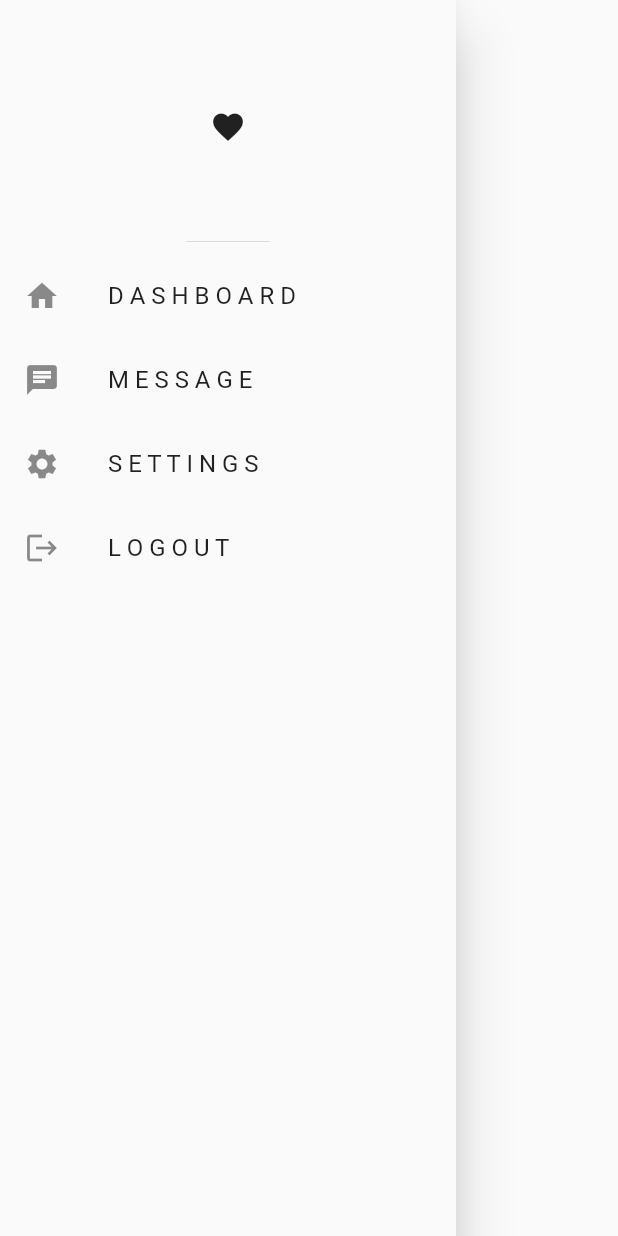
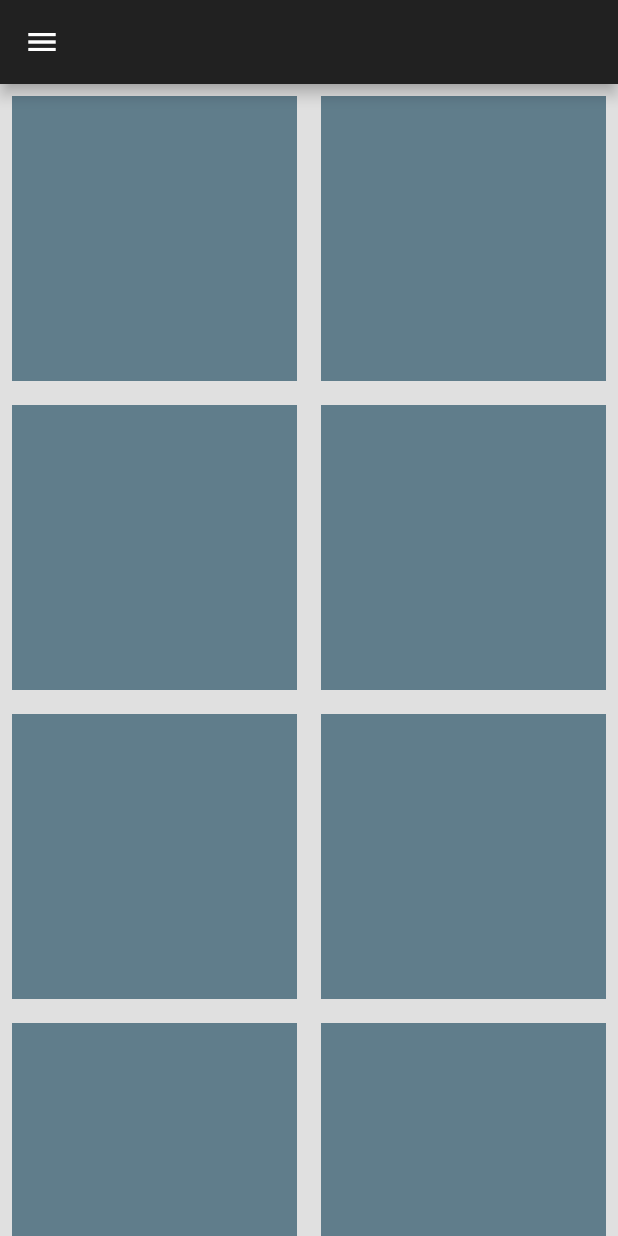
Before and after one commit to logeshsivakumar/responsiveboilerplate, a Flutter app: the DesktopScaffold screen opened directly, on a phone screen of 412 x 824 dp. Run offline on Flutter 3.47's test engine with Material 2 defaults, Android fonts, the phone set to English and light mode, and no system bars.

Commit message:
change2 routes

```diff
--- a/lib/main.dart
+++ b/lib/main.dart
@@ -23,6 +23,7 @@ class MyApp extends StatelessWidget {
   Widget build(BuildContext context) {
     return MaterialApp(
       title: 'Flutter Demo',
+      debugShowCheckedModeBanner: false,
       theme: ThemeData(
         primarySwatch: Colors.blue,
       ),
--- a/lib/responsive/desktop.dart
+++ b/lib/responsive/desktop.dart
@@ -1,5 +1,5 @@
 import 'package:flutter/material.dart';
-import 'package:responsiveboilerplate/constants/appcommonutils.dart';
+import 'package:responsiveboilerplate/view/homepage.dart';
 
 
 class DesktopScaffold extends StatefulWidget {
@@ -12,13 +12,8 @@ class DesktopScaffold extends StatefulWidget {
 class _DesktopScaffoldState extends State<DesktopScaffold> {
   @override
   Widget build(BuildContext context) {
-    return Scaffold(
-        body: Row(
-          children: [
-           AppCommonUtils.myDrawer(context)
-          ],
-        ),
-
+    return const Scaffold(
+        body: HomePage()
     );
   }
 }
--- a/lib/responsive/tab.dart
+++ b/lib/responsive/tab.dart
@@ -1,4 +1,5 @@
 import 'package:flutter/material.dart';
+import 'package:responsiveboilerplate/view/homepage.dart';
 
 
 
@@ -13,7 +14,7 @@ class _TabScaffoldState extends State<TabScaffold> {
   @override
   Widget build(BuildContext context) {
     return const Scaffold(
-
+      body: HomePage(),
     );
   }
 }
```
